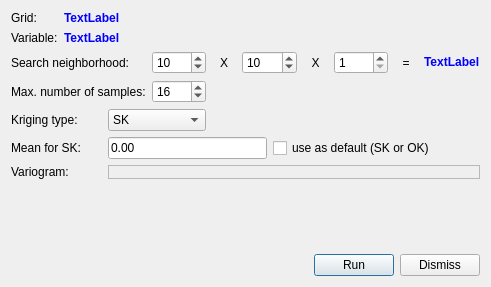
This is dialogs/ndvestimationdialog.ui in PauloCarvalhoRJ/gammaray as Qt 5 draws it before an edit. The edited form follows.
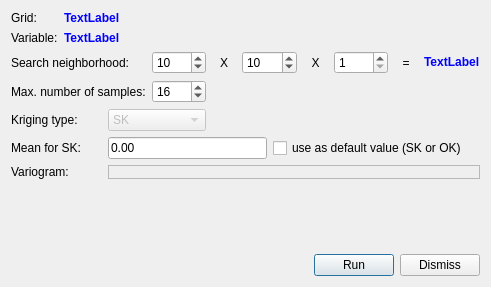
This is the edited form.

Patch:
```diff
--- a/dialogs/ndvestimationdialog.ui
+++ b/dialogs/ndvestimationdialog.ui
@@ -136,6 +136,9 @@
      </item>
      <item row="4" column="2" colspan="2">
       <widget class="QComboBox" name="cmbKType">
+       <property name="enabled">
+        <bool>false</bool>
+       </property>
        <item>
         <property name="text">
          <string>SK</string>
@@ -158,7 +161,7 @@
      <item row="5" column="6" colspan="5">
       <widget class="QCheckBox" name="chkUseSKMeanAsDefault">
        <property name="text">
-        <string>use as default (SK or OK)</string>
+        <string>use as default value (SK or OK)</string>
        </property>
       </widget>
      </item>
```
Left out of the diff: 2 changed lines with no effect on the pictures.
